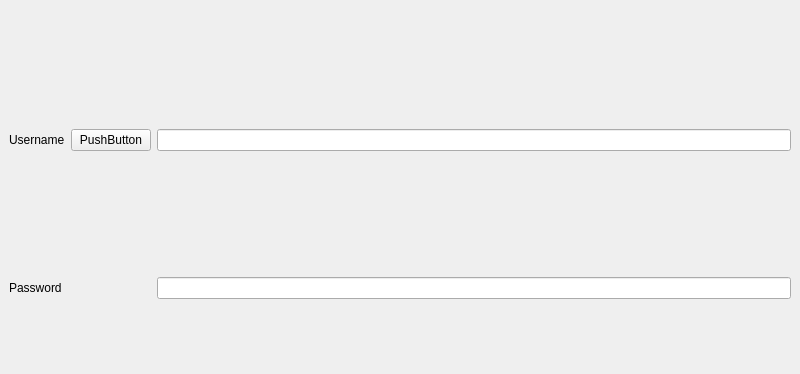
First picture: the form in 2023.03.09-qt-test/2023.03.10-bahadir-ui/form.ui, repository miron-khoruzhenko/practice-python, before the edit; both pictures show x 0 to 800 and y 0 to 374 of the 800 by 600 pixel window.
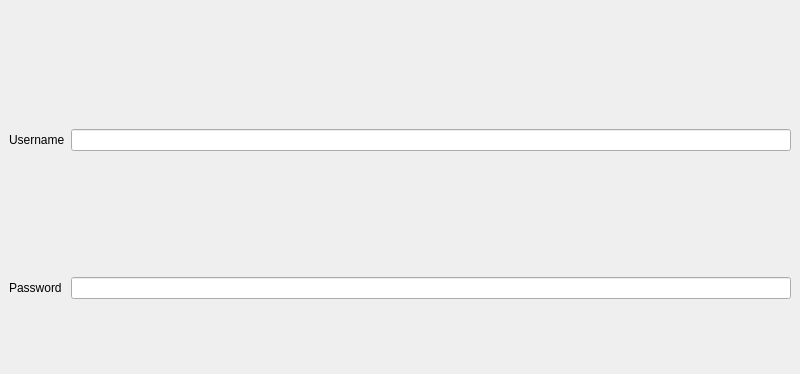
Second picture: the form after the edit.

Diff of the .ui file:
```diff
--- a/2023.03.09-qt-test/2023.03.10-bahadir-ui/form.ui
+++ b/2023.03.09-qt-test/2023.03.10-bahadir-ui/form.ui
@@ -15,19 +15,13 @@
   </property>
   <widget class="QWidget" name="centralwidget">
    <layout class="QGridLayout" name="gridLayout">
-    <item row="4" column="0" colspan="3">
+    <item row="4" column="0" colspan="2">
      <widget class="QPushButton" name="pushButton">
       <property name="text">
        <string>PushButton</string>
       </property>
      </widget>
     </item>
-    <item row="0" column="2">
-     <widget class="QLineEdit" name="lineEdit"/>
-    </item>
-    <item row="3" column="2">
-     <widget class="QLineEdit" name="lineEdit_2"/>
-    </item>
     <item row="0" column="0">
      <widget class="QLabel" name="label">
       <property name="text">
@@ -35,6 +29,9 @@
       </property>
      </widget>
     </item>
+    <item row="3" column="1">
+     <widget class="QLineEdit" name="lineEdit_2"/>
+    </item>
     <item row="3" column="0">
      <widget class="QLabel" name="label_2">
       <property name="text">
@@ -43,11 +40,7 @@
      </widget>
     </item>
     <item row="0" column="1">
-     <widget class="QPushButton" name="pushButton_2">
-      <property name="text">
-       <string>PushButton</string>
-      </property>
-     </widget>
+     <widget class="QLineEdit" name="lineEdit"/>
     </item>
    </layout>
   </widget>
```
